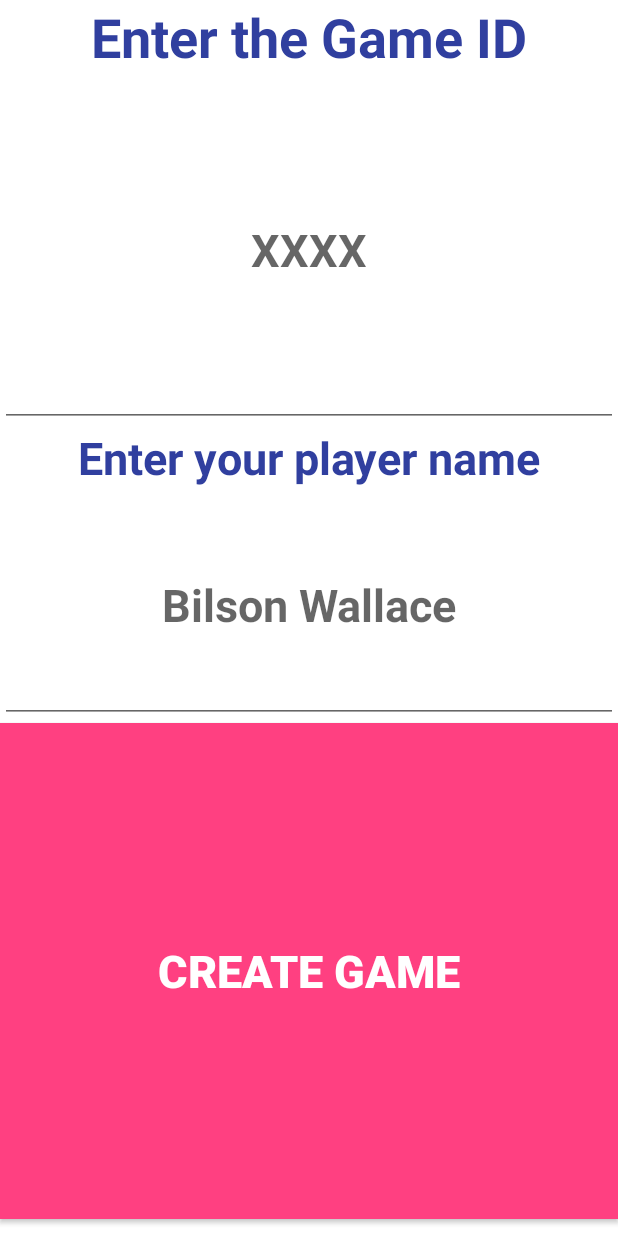
After one commit to KAPastor/JustStayAlive, an Android app: the fragment CreateGameFragment placed in its activity, on a phone screen of 412 x 824 dp. The commit adds this screen. Run offline under Robolectric (Android 15) with nearby library versions, the phone set to English and light mode, and no system bars.

Commit message:
Lobby
Added the fragment transactions for join and create a game.

```diff
--- /dev/null
+++ b/AppSource/JustStayAlive/app/src/main/java/com/kylepastor/juststayalive/CreateGameFragment.java
@@ -0,0 +1,26 @@
+package com.kylepastor.juststayalive;
+
+import android.os.Bundle;
+import android.support.v4.app.Fragment;
+import android.view.LayoutInflater;
+import android.view.View;
+import android.view.ViewGroup;
+
+public  class CreateGameFragment extends Fragment {
+
+    @Override
+    public View onCreateView(LayoutInflater inflater, ViewGroup container,
+                            Bundle savedInstanceState) {
+        // Grab the root view which represents everything on the fragment itself
+        View rootView = (View) inflater.inflate(R.layout.create_game_fragment, container, false);
+
+
+        return rootView;
+    }
+
+
+    @Override
+    public void onActivityCreated(Bundle savedInstanceState) {
+        super.onActivityCreated(savedInstanceState);
+    }
+}
--- a/AppSource/JustStayAlive/app/src/main/java/com/kylepastor/juststayalive/CustomFragmentPagerAdapter.java
+++ b/AppSource/JustStayAlive/app/src/main/java/com/kylepastor/juststayalive/GameplayFragmentPagerAdapter.java
@@ -9,11 +9,11 @@ import android.view.LayoutInflater;
 import android.view.View;
 import android.view.ViewGroup;
 
-public class CustomFragmentPagerAdapter extends FragmentPagerAdapter {
+public class GameplayFragmentPagerAdapter extends FragmentPagerAdapter {
 
     private static int totalMenu = 3;
 
-    public CustomFragmentPagerAdapter(FragmentManager fm) {
+    public GameplayFragmentPagerAdapter(FragmentManager fm) {
         super(fm);
     }
 
--- /dev/null
+++ b/AppSource/JustStayAlive/app/src/main/java/com/kylepastor/juststayalive/LobbyActivity.java
@@ -0,0 +1,83 @@
+package com.kylepastor.juststayalive;
+
+import android.os.Bundle;
+import android.support.v4.view.ViewPager;
+import android.support.v7.app.ActionBar;
+import android.support.v7.app.AppCompatActivity;
+import android.view.View;
+
+public class LobbyActivity extends AppCompatActivity  {
+
+    @Override
+    protected void onCreate(Bundle savedInstanceState) {
+        super.onCreate(savedInstanceState);
+
+        // Call the webAPI class
+        JSA_WebAPI myAPI_conn = new JSA_WebAPI();
+        myAPI_conn.init();
+
+
+
+
+        setContentView(R.layout.lobby_activity);
+
+        // Check that the activity is using the layout version with
+        // the fragment_container FrameLayout
+        if (findViewById(R.id.fragment_container) != null) {
+
+            // However, if we're being restored from a previous state,
+            // then we don't need to do anything and should return or else
+            // we could end up with overlapping fragments.
+            if (savedInstanceState != null) {
+                return;
+            }
+
+            // Create a new Fragment to be placed in the activity layout
+            LobbyFragment mainLobbyFragment = new LobbyFragment();
+
+            // In case this activity was started with special instructions from an
+            // Intent, pass the Intent's extras to the fragment as arguments
+            mainLobbyFragment.setArguments(getIntent().getExtras());
+
+            // Add the fragment to the 'fragment_container' FrameLayout
+            getSupportFragmentManager().beginTransaction()
+                    .add(R.id.fragment_container, mainLobbyFragment).commit();
+        }
+
+
+
+
+
+
+
+
+
+
+        ActionBar actionBar = getSupportActionBar();
+        if (actionBar != null) {
+            actionBar.hide();
+        }
+
+        View decorView = getWindow().getDecorView();
+        int uiOptions = View.SYSTEM_UI_FLAG_HIDE_NAVIGATION | View.SYSTEM_UI_FLAG_FULLSCREEN;
+        decorView.setSystemUiVisibility(uiOptions);
+
+
+
+
+
+
+
+
+    }
+
+
+
+
+    @Override
+    protected void onPostCreate(Bundle savedInstanceState) {
+        super.onPostCreate(savedInstanceState);
+    }
+
+
+}
--- /dev/null
+++ b/AppSource/JustStayAlive/app/src/main/java/com/kylepastor/juststayalive/LobbyFragment.java
@@ -0,0 +1,76 @@
+package com.kylepastor.juststayalive;
+
+import android.content.DialogInterface;
+import android.content.res.AssetManager;
+import android.graphics.Paint;
+import android.os.Bundle;
+import android.os.Parcelable;
+import android.support.v4.app.Fragment;
+import android.support.v4.app.FragmentTransaction;
+import android.support.v7.app.AlertDialog;
+import android.util.Log;
+import android.view.LayoutInflater;
+import android.view.View;
+import android.view.ViewGroup;
+import android.widget.Button;
+import android.widget.ImageView;
+import android.widget.TextView;
+
+import com.opencsv.CSVReader;
+
+import java.io.IOException;
+import java.io.InputStream;
+import java.io.InputStreamReader;
+
+public  class LobbyFragment extends Fragment {
+    public static LobbyFragment newInstance(){
+        LobbyFragment frag = new LobbyFragment();
+        return frag;
+    }
+
+    @Override
+    public View onCreateView(LayoutInflater inflater, ViewGroup container,
+                            Bundle savedInstanceState) {
+        // Grab the root view which represents everything on the fragment itself
+        View rootView = (View) inflater.inflate(R.layout.lobby_fragment, container, false);
+
+
+        Button join_game_button = (Button) rootView.findViewById(R.id.join_game_button);
+        join_game_button.setOnClickListener(new View.OnClickListener() {
+            public void onClick(View view) {
+                // Create fragment and give it an argument specifying the article it should show
+                JoinGameFragment joinFragment = new JoinGameFragment();
+                FragmentTransaction transaction = getActivity().getSupportFragmentManager().beginTransaction();
+                transaction.setCustomAnimations(R.anim.enter_from_right, R.anim.exit_to_left);
+
+                transaction.replace(R.id.fragment_container, joinFragment);
+                transaction.addToBackStack(null);
+                transaction.commit();
+            }
+        });
+
+        Button create_game_button = (Button) rootView.findViewById(R.id.create_game_button);
+        create_game_button.setOnClickListener(new View.OnClickListener() {
+            public void onClick(View view) {
+                // Create fragment and give it an argument specifying the article it should show
+                CreateGameFragment createFragment = new CreateGameFragment();
+                FragmentTransaction transaction = getActivity().getSupportFragmentManager().beginTransaction();
+                transaction.setCustomAnimations(R.anim.enter_from_right, R.anim.exit_to_left);
+
+                transaction.replace(R.id.fragment_container, createFragment);
+                transaction.addToBackStack(null);
+                transaction.commit();
+            }
+        });
+
+
+        return rootView;
+    }
+
+
+
+    @Override
+    public void onActivityCreated(Bundle savedInstanceState) {
+        super.onActivityCreated(savedInstanceState);
+    }
+}
--- a/AppSource/JustStayAlive/app/src/main/res/anim/left_to_right.xml
+++ b/AppSource/JustStayAlive/app/src/main/res/anim/enter_from_left.xml
@@ -1,7 +1,8 @@
 <?xml version="1.0" encoding="utf-8"?>
 <set xmlns:android="http://schemas.android.com/apk/res/android"
     android:shareInterpolator="false">
-    <translate android:fromXDelta="-100%" android:toXDelta="0%"
+    <translate
+        android:fromXDelta="-100%" android:toXDelta="0%"
         android:fromYDelta="0%" android:toYDelta="0%"
         android:duration="700"/>
 </set>
--- /dev/null
+++ b/AppSource/JustStayAlive/app/src/main/res/anim/enter_from_right.xml
@@ -0,0 +1,8 @@
+<?xml version="1.0" encoding="utf-8"?>
+<set xmlns:android="http://schemas.android.com/apk/res/android"
+    android:shareInterpolator="false">
+    <translate
+        android:fromXDelta="100%" android:toXDelta="0%"
+        android:fromYDelta="0%" android:toYDelta="0%"
+        android:duration="700" />
+</set>
--- /dev/null
+++ b/AppSource/JustStayAlive/app/src/main/res/anim/exit_to_left.xml
@@ -0,0 +1,8 @@
+<?xml version="1.0" encoding="utf-8"?>
+<set xmlns:android="http://schemas.android.com/apk/res/android"
+    android:shareInterpolator="false">
+    <translate
+        android:fromXDelta="0%" android:toXDelta="-100%"
+        android:fromYDelta="0%" android:toYDelta="0%"
+        android:duration="700"/>
+</set>
--- /dev/null
+++ b/AppSource/JustStayAlive/app/src/main/res/layout/create_game_fragment.xml
@@ -0,0 +1,86 @@
+<FrameLayout xmlns:android="http://schemas.android.com/apk/res/android"
+    xmlns:app="http://schemas.android.com/apk/res-auto"
+    xmlns:tools="http://schemas.android.com/tools"
+    android:layout_width="match_parent"
+    android:layout_height="match_parent"
+    android:background="#0099cc"
+    tools:context="com.kylepastor.juststayalive.BaseSkillsFragment">
+
+    <!-- The primary full-screen view. This can be replaced with whatever view
+         is needed to present your content, e.g. VideoView, SurfaceView,
+         TextureView, etc. -->
+
+    <!-- This FrameLayout insets its children based on system windows using
+         android:fitsSystemWindows. -->
+    <LinearLayout xmlns:android="http://schemas.android.com/apk/res/android"
+        android:id="@+id/create_game_layout"
+        android:layout_width="match_parent"
+        android:layout_height="match_parent"
+        android:background="@android:color/background_light"
+        android:orientation="vertical"
+        android:paddingLeft="0dp"
+        android:paddingRight="0dp"
+        android:weightSum="1">
+
+
+        <TextView
+            android:id="@+id/gameID_textView"
+            android:layout_width="match_parent"
+            android:layout_height="wrap_content"
+            android:text="Enter the Game ID"
+            android:textAlignment="center"
+            android:textColor="@color/colorPrimaryDark"
+            android:textSize="36sp"
+            android:textStyle="bold" />
+
+        <EditText
+            android:id="@+id/gameID_editText"
+            android:layout_width="match_parent"
+            android:layout_height="wrap_content"
+            android:layout_weight="0.31"
+            android:ems="10"
+            android:hint="XXXX"
+            android:inputType="text"
+            android:singleLine="true"
+            android:textAlignment="center"
+            android:textColor="@color/colorPrimary"
+            android:textSize="30sp"
+            android:textStyle="bold" />
+
+        <TextView
+            android:id="@+id/player_name_textView"
+            android:layout_width="match_parent"
+            android:layout_height="wrap_content"
+            android:text="Enter your player name"
+            android:textAlignment="center"
+            android:textColor="@color/colorPrimaryDark"
+            android:textSize="30sp"
+            android:textStyle="bold" />
+
+        <EditText
+            android:id="@+id/player_name_editText"
+            android:layout_width="match_parent"
+            android:layout_height="wrap_content"
+            android:layout_weight="0.17"
+            android:ems="10"
+            android:hint="Bilson Wallace"
+            android:inputType="textPersonName"
+            android:textAlignment="center"
+            android:textColor="@color/colorPrimary"
+            android:textSize="30sp"
+            android:textStyle="bold" />
+
+        <Button
+            android:id="@+id/create_game_button"
+            android:layout_width="match_parent"
+            android:layout_height="wrap_content"
+            android:layout_weight="0.5"
+            android:background="@color/colorAccent"
+            android:text="Create Game"
+            android:textColor="@android:color/background_light"
+            android:textSize="30sp"
+            android:textStyle="bold" />
+
+    </LinearLayout>
+
+</FrameLayout>
--- a/AppSource/JustStayAlive/app/src/main/res/layout/gameplay_activity.xml
+++ b/AppSource/JustStayAlive/app/src/main/res/layout/gameplay_activity.xml
@@ -77,7 +77,7 @@
     </LinearLayout>
 
     <android.support.v4.view.ViewPager
-        android:id="@+id/viewpager"
+        android:id="@+id/gameplay_viewpager"
         android:layout_width="match_parent"
         android:layout_height="0dp"
         android:layout_weight="1" />
--- /dev/null
+++ b/AppSource/JustStayAlive/app/src/main/res/layout/lobby_activity.xml
@@ -0,0 +1,15 @@
+<LinearLayout xmlns:android="http://schemas.android.com/apk/res/android"
+    xmlns:tools="http://schemas.android.com/tools"
+    android:id="@+id/gameplay_root"
+    android:layout_width="match_parent"
+    android:layout_height="match_parent"
+    android:orientation="vertical">
+
+
+    <FrameLayout
+        android:id="@+id/fragment_container"
+        android:layout_width="match_parent"
+        android:layout_height="match_parent">
+
+    </FrameLayout>
+</LinearLayout>
```
Also changed, not shown: AppSource/JustStayAlive/app/src/main/AndroidManifest.xml (+8 -1 lines), AppSource/JustStayAlive/app/src/main/java/com/kylepastor/juststayalive/FlipAnimation.java (deleted, +0 -79 lines), AppSource/JustStayAlive/app/src/main/java/com/kylepastor/juststayalive/GameplayActivity.java (+2 -9 lines), AppSource/JustStayAlive/app/src/main/java/com/kylepastor/juststayalive/JoinGameFragment.java (added, +39 -0 lines), AppSource/JustStayAlive/app/src/main/res/anim/slide_in.xml (deleted, +0 -7 lines), AppSource/JustStayAlive/app/src/main/res/anim/slide_out.xml (deleted, +0 -7 lines), AppSource/JustStayAlive/app/src/main/res/layout/join_game_fragment.xml (added, +86 -0 lines), AppSource/JustStayAlive/app/src/main/res/layout/lobby_fragment.xml (added, +49 -0 lines), AppSource/JustStayAlive/app/src/main/res/anim/exit_to_right.xml (renamed from AppSource/JustStayAlive/app/src/main/res/anim/right_to_left.xml).
